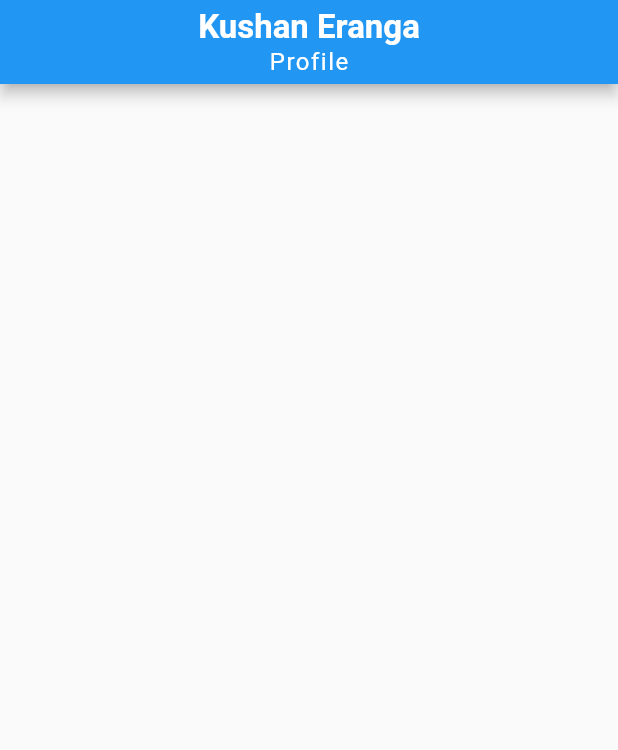
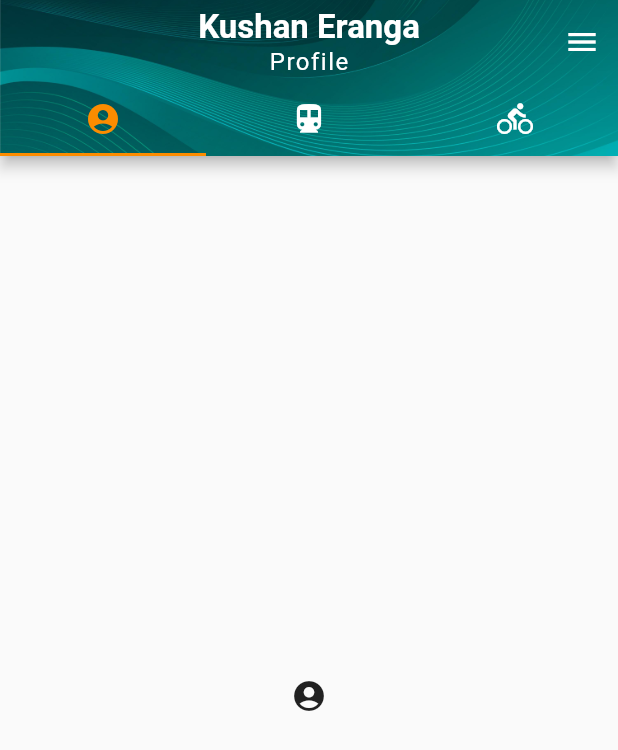
Before and after one commit to kushaneranga/Personal-App, a Flutter app: the screen it shows after launch, on a phone screen of 412 x 824 dp. Shown: the top 750 px of the screen. Run offline on Flutter 3.47's test engine with Material 2 defaults, Android fonts, the phone set to English and light mode, and no system bars.

Commit message:
Personal App

```diff
--- a/personal_app/lib/main.dart
+++ b/personal_app/lib/main.dart
@@ -17,7 +17,7 @@ class MyApp extends StatelessWidget {
         primarySwatch: Colors.blue,
       ),
       home: MyHomePage(
-        length: 3,
+      title: 'Kushan Eranga'
       ),
     );
   }
--- a/personal_app/lib/screens/home_page.dart
+++ b/personal_app/lib/screens/home_page.dart
@@ -1,9 +1,9 @@
 import 'package:flutter/material.dart';
 
 class MyHomePage extends StatefulWidget {
-  MyHomePage({Key? key, required this.length}) : super(key: key);
+  MyHomePage({Key? key, required this.title}) : super(key: key);
 
-  final int length;
+  final String title;
 
   @override
   _MyHomePageState createState() => _MyHomePageState();
@@ -13,15 +13,17 @@ class _MyHomePageState extends State<MyHomePage> {
 
   @override
   Widget build(BuildContext context) {
-    return Scaffold(
+    return DefaultTabController(
+      length: 3,
+      child: Scaffold(
         appBar: AppBar(
           centerTitle: true,
           title: Column(
             mainAxisAlignment: MainAxisAlignment.center,
             crossAxisAlignment: CrossAxisAlignment.center,
-          children: [
+            children: <Widget>[
               Text(
-              'Kushan Eranga',
+                widget.title,
                 style: TextStyle(
                   fontSize: 22.0,
                   decoration: TextDecoration.none,
@@ -44,6 +46,36 @@ class _MyHomePageState extends State<MyHomePage> {
               ),
             ],
           ),
+          actions: <Widget>[
+            IconButton(
+              icon: Icon(Icons.menu),
+              onPressed: (){},
+            ),
+          ],
+          flexibleSpace: Image.asset(
+            'assets/backgroundimg.jpg',
+            fit: BoxFit.cover,
+          ),
+          bottom: TabBar(
+            indicatorColor: Colors.orange[600],
+            indicatorWeight: 2.0,
+            isScrollable: false,
+            labelColor: Colors.orange[600],
+            unselectedLabelColor: Colors.white,
+            tabs: [
+              Tab(icon: Icon(Icons.account_circle),),
+              Tab(icon: Icon(Icons.directions_transit),),
+              Tab(icon: Icon(Icons.directions_bike),),
+            ],
+          ),
+        ),
+        body: TabBarView(
+          children: [
+            Icon(Icons.account_circle),
+            Icon(Icons.directions_transit),
+            Icon(Icons.directions_bike),
+          ],
+        ),
       ),
     );
   }
--- a/personal_app/pubspec.yaml
+++ b/personal_app/pubspec.yaml
@@ -45,8 +45,8 @@ flutter:
   uses-material-design: true
 
   # To add assets to your application, add an assets section, like this:
-  # assets:
-  #   - images/a_dot_burr.jpeg
+  assets:
+    - assets/backgroundimg.jpg
   #   - images/a_dot_ham.jpeg
 
   # An image asset can refer to one or more resolution-specific "variants", see
```
Also changed, not shown: personal_app/assets/backgroundimg.jpg (added). Lines whose indentation alone changed are shown as unchanged.
